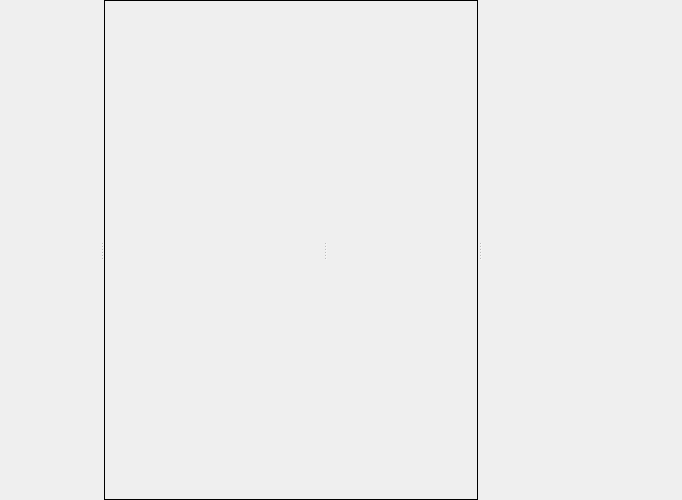
The window that packages/Mock/Animator/animator.ui (tommo/gii) describes before a commit, drawn with Qt 5.
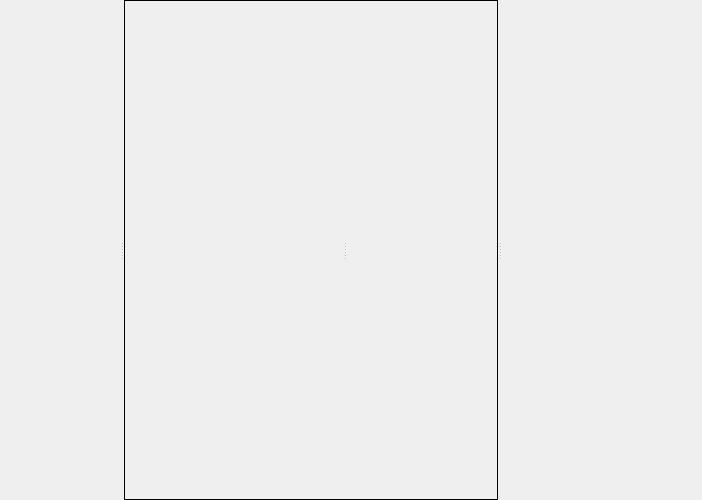
The same window after the commit.

Commit message: fix animator track layout on folding; add gizmo overall visiblity toggle

Patch:
```diff
--- a/packages/Mock/Animator/animator.ui
+++ b/packages/Mock/Animator/animator.ui
@@ -6,7 +6,7 @@
    <rect>
     <x>0</x>
     <y>0</y>
-    <width>671</width>
+    <width>691</width>
     <height>500</height>
    </rect>
   </property>
@@ -33,14 +33,14 @@
      </property>
      <widget class="QWidget" name="containerClips" native="true">
       <property name="sizePolicy">
-       <sizepolicy hsizetype="Minimum" vsizetype="Preferred">
+       <sizepolicy hsizetype="Preferred" vsizetype="Preferred">
         <horstretch>0</horstretch>
         <verstretch>0</verstretch>
        </sizepolicy>
       </property>
       <property name="minimumSize">
        <size>
-        <width>100</width>
+        <width>120</width>
         <height>0</height>
        </size>
       </property>
```
The commit also changes 13 other files.
